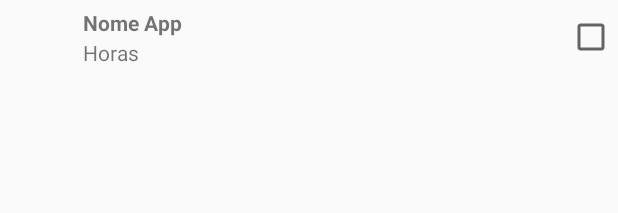
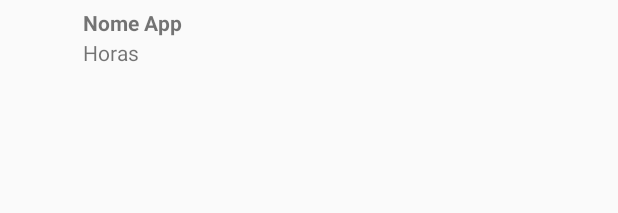
Before and after one commit to thiagoretondar/parental-control-app, an Android app: the layout app_list_row.xml on its own in the app's theme, with its tools: preview values and no code run, on a phone screen of 412 x 824 dp. Shown: the top 213 px of the screen. Run offline under Robolectric (Android 15) with nearby library versions, the phone set to English and light mode, and no system bars.

Commit message:
Changing way how list of apps in shown

```diff
--- a/app/build.gradle
+++ b/app/build.gradle
@@ -10,6 +10,7 @@ android {
         targetSdkVersion 24
         versionCode 1
         versionName "1.0"
+        multiDexEnabled true
     }
     buildTypes {
         release {
--- a/app/src/main/java/fei/tcc/parentalcontrol/adapter/SelectableAdapter.java
+++ b/app/src/main/java/fei/tcc/parentalcontrol/adapter/SelectableAdapter.java
@@ -55,7 +55,7 @@ public class SelectableAdapter extends ArrayAdapter<AppVo> {
 
         holder.itemName.setText(list.get(position).getName());
         holder.itemIcon.setImageDrawable(list.get(position).getIcon());
-        holder.itemTime.setText("Time: " + String.valueOf(hours) + "h");
+        holder.itemTime.setText("Tempo: " + String.valueOf(hours) + "h");
 
         return view;
     }
--- a/app/src/main/res/layout/activity_app_permission.xml
+++ b/app/src/main/res/layout/activity_app_permission.xml
@@ -42,7 +42,7 @@
         android:layout_height="wrap_content"
         android:text="Começar a monitorar!"
         android:allowUndo="false"
-        android:id="@+id/start_monitoring_btn"
+        android:id="@+id/button_start_monitoring"
         android:layout_alignParentBottom="true"
         android:layout_alignParentStart="true" />
 
--- a/app/src/main/res/layout/app_list_row.xml
+++ b/app/src/main/res/layout/app_list_row.xml
@@ -30,14 +30,4 @@
         android:padding="5dp"
         android:text="Horas" />
 
-    <CheckBox
-        android:id="@+id/app_checkbox"
-        android:layout_width="wrap_content"
-        android:layout_height="wrap_content"
-        android:layout_marginLeft="2dp"
-        android:layout_marginRight="2dp"
-        android:layout_alignBottom="@+id/app_time"
-        android:layout_alignParentEnd="true"
-        android:layout_alignParentTop="true" />
-
 </RelativeLayout>
```
Also changed, not shown: app/src/main/java/fei/tcc/parentalcontrol/activity/AppPermissionActivity.java (+8 -0 lines), app/src/main/java/fei/tcc/parentalcontrol/activity/ListAppsActivity.java (+5 -18 lines).
